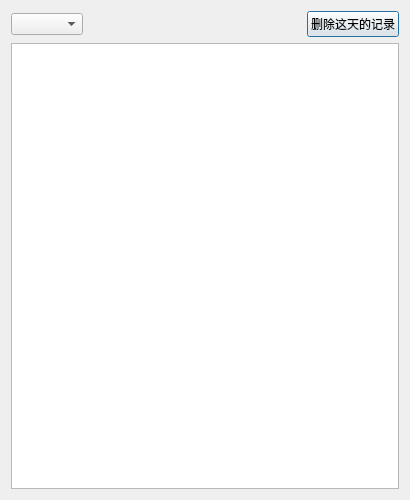
Qt form historydialog.ui (LaLa-HaHa-Hei/ScreenTime_Qt6) before a commit.
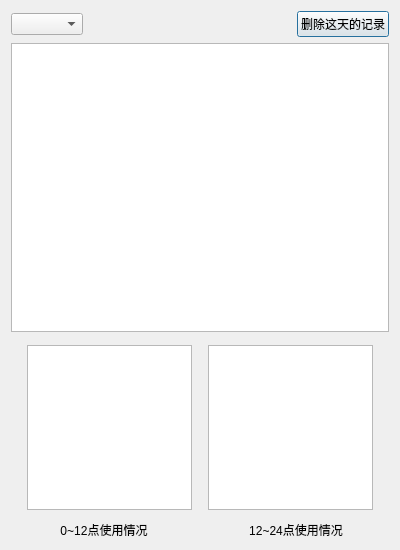
The same form after that commit. Icons and pictures are not drawn. Custom widgets are drawn as their Qt base class.

The edit to the form file:
```diff
--- a/historydialog.ui
+++ b/historydialog.ui
@@ -6,8 +6,8 @@
    <rect>
     <x>0</x>
     <y>0</y>
-    <width>410</width>
-    <height>500</height>
+    <width>400</width>
+    <height>550</height>
    </rect>
   </property>
   <property name="windowTitle">
@@ -42,10 +42,102 @@
     </layout>
    </item>
    <item>
-    <widget class="QListWidget" name="listWidget"/>
+    <widget class="QListWidget" name="listWidget">
+     <property name="sizePolicy">
+      <sizepolicy hsizetype="Expanding" vsizetype="Expanding">
+       <horstretch>0</horstretch>
+       <verstretch>1</verstretch>
+      </sizepolicy>
+     </property>
+    </widget>
+   </item>
+   <item>
+    <layout class="QHBoxLayout" name="horizontalLayout_2">
+     <property name="spacing">
+      <number>0</number>
+     </property>
+     <property name="topMargin">
+      <number>7</number>
+     </property>
+     <item>
+      <widget class="QChartView" name="chartViewLeft">
+       <property name="minimumSize">
+        <size>
+         <width>165</width>
+         <height>165</height>
+        </size>
+       </property>
+       <property name="maximumSize">
+        <size>
+         <width>165</width>
+         <height>165</height>
+        </size>
+       </property>
+       <property name="styleSheet">
+        <string notr="true">border-image:url(:img/Assets/clock1.png);</string>
+       </property>
+      </widget>
+     </item>
+     <item>
+      <widget class="QChartView" name="chartViewRight">
+       <property name="minimumSize">
+        <size>
+         <width>165</width>
+         <height>165</height>
+        </size>
+       </property>
+       <property name="maximumSize">
+        <size>
+         <width>165</width>
+         <height>165</height>
+        </size>
+       </property>
+       <property name="styleSheet">
+        <string notr="true">border-image:url(:img/Assets/clock2.png);</string>
+       </property>
+      </widget>
+     </item>
+    </layout>
+   </item>
+   <item>
+    <layout class="QHBoxLayout" name="horizontalLayout_3">
+     <property name="topMargin">
+      <number>5</number>
+     </property>
+     <property name="bottomMargin">
+      <number>0</number>
+     </property>
+     <item>
+      <widget class="QLabel" name="label">
+       <property name="text">
+        <string>0~12点使用情况</string>
+       </property>
+       <property name="alignment">
+        <set>Qt::AlignmentFlag::AlignCenter</set>
+       </property>
+      </widget>
+     </item>
+     <item>
+      <widget class="QLabel" name="label_2">
+       <property name="text">
+        <string>12~24点使用情况</string>
+       </property>
+       <property name="alignment">
+        <set>Qt::AlignmentFlag::AlignCenter</set>
+       </property>
+      </widget>
+     </item>
+    </layout>
    </item>
   </layout>
  </widget>
+ <customwidgets>
+  <customwidget>
+   <class>QChartView</class>
+   <extends>QGraphicsView</extends>
+   <header>qchartview.h</header>
+  </customwidget>
+ </customwidgets>
  <resources/>
  <connections/>
 </ui>
```
